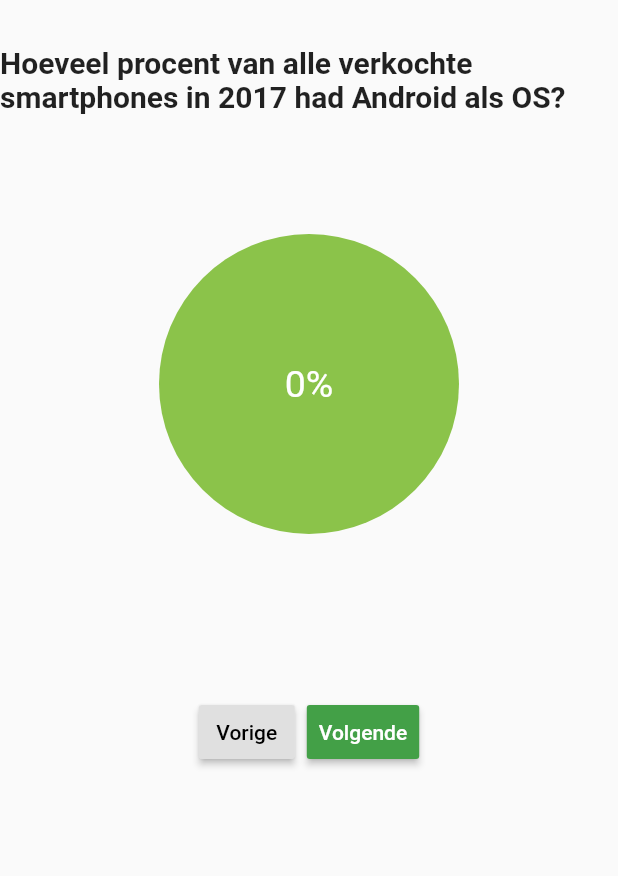
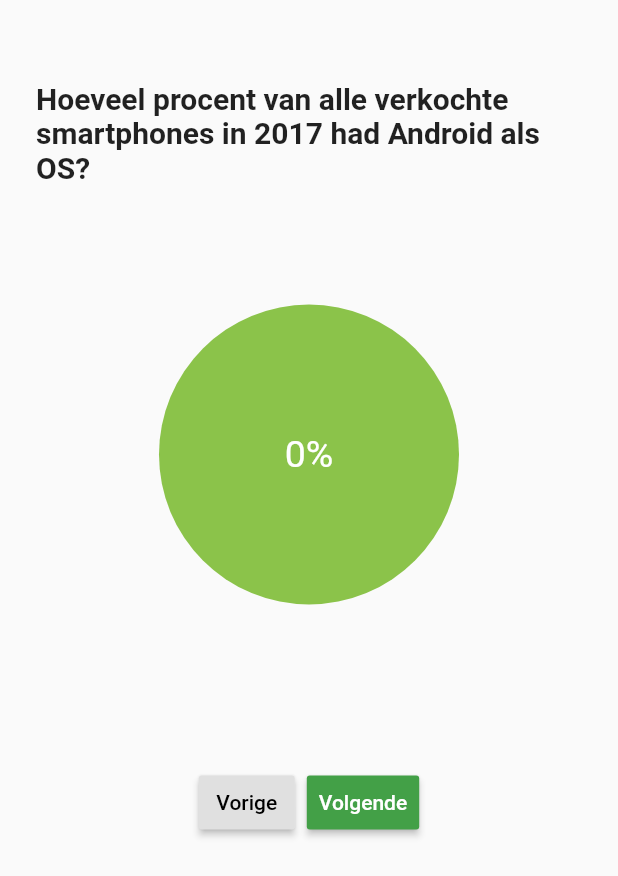
Before and after one commit to FHICTMeating/Meating-App, a Flutter app: the QuizForm screen opened directly, on a phone screen of 412 x 824 dp. Shown: the top 876 px of the screen. Run offline on Flutter 3.47's test engine with Material 2 defaults, Android fonts, the phone set to English and light mode, and no system bars; our stand-ins replace firebase_core, firebase_database, shared_preferences; missing offline and left inert: angles; accounts and stored records are empty; Roboto replaces fonts that are missing (Hind, Montserrat); statements that could not run were skipped.

Commit message:
Added padding back

```diff
--- a/Meating-App/meating_app/lib/quiz.dart
+++ b/Meating-App/meating_app/lib/quiz.dart
@@ -48,6 +48,8 @@ class QuizFormState extends State<QuizForm> {
   Widget build(BuildContext context) {
     return Scaffold(
       body: SafeArea(
+        child: Padding(
+          padding: EdgeInsets.all(24),
           child: Column(
             children: <Widget>[
               SizedBox(height: 30.0),
@@ -79,8 +81,8 @@ class QuizFormState extends State<QuizForm> {
                                       percentage: _percentage)),
                             ),
                             Text(_percentage.round().toString() + '%',
-                              style:
-                                  TextStyle(fontSize: 25, color: Colors.white))
+                                style: TextStyle(
+                                    fontSize: 25, color: Colors.white))
                           ]),
                     ),
                     height: 200,
@@ -130,6 +132,7 @@ class QuizFormState extends State<QuizForm> {
             ],
           ),
         ),
+      ),
     );
   }
 }
```
Lines whose indentation alone changed are shown as unchanged.
